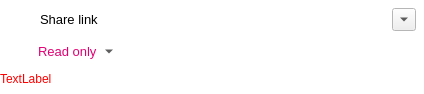
Qt form src/gui/sharelinkwidget.ui (nextmcloud/desktop) before a commit.
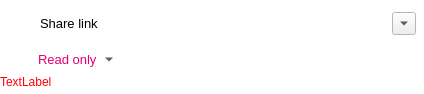
The same form after that commit. Icons and pictures are not drawn. Custom widgets are drawn as their Qt base class.

Patch:
```diff
--- a/src/gui/sharelinkwidget.ui
+++ b/src/gui/sharelinkwidget.ui
@@ -468,6 +468,12 @@
     <layout class="QHBoxLayout" name="horizontalLayout_2">
      <item>
       <widget class="QLabel" name="errorLabel">
+       <property name="sizePolicy">
+        <sizepolicy hsizetype="Preferred" vsizetype="Fixed">
+         <horstretch>0</horstretch>
+         <verstretch>0</verstretch>
+        </sizepolicy>
+       </property>
        <property name="palette">
         <palette>
          <active>
```
Left out of the diff: 1 changed line with no effect on the pictures.
